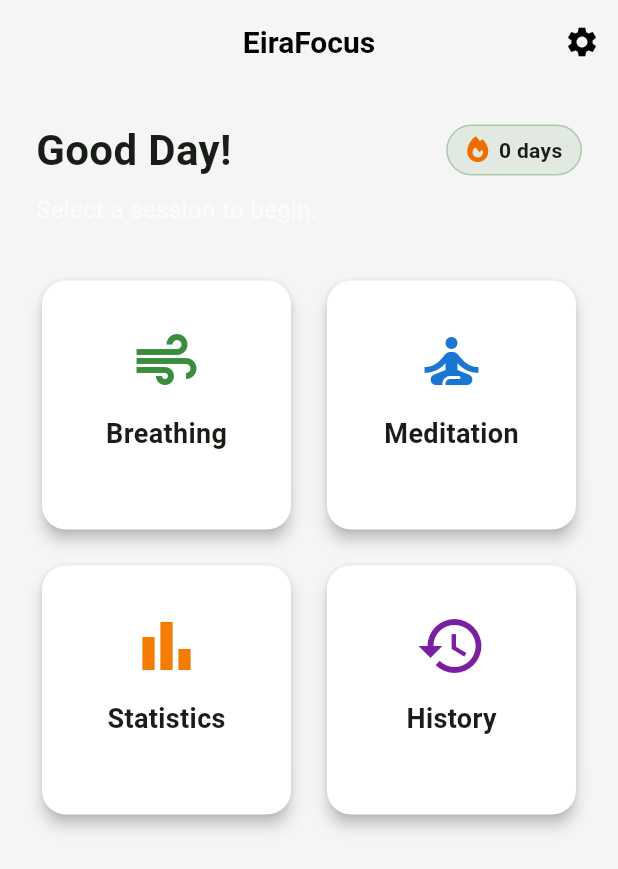
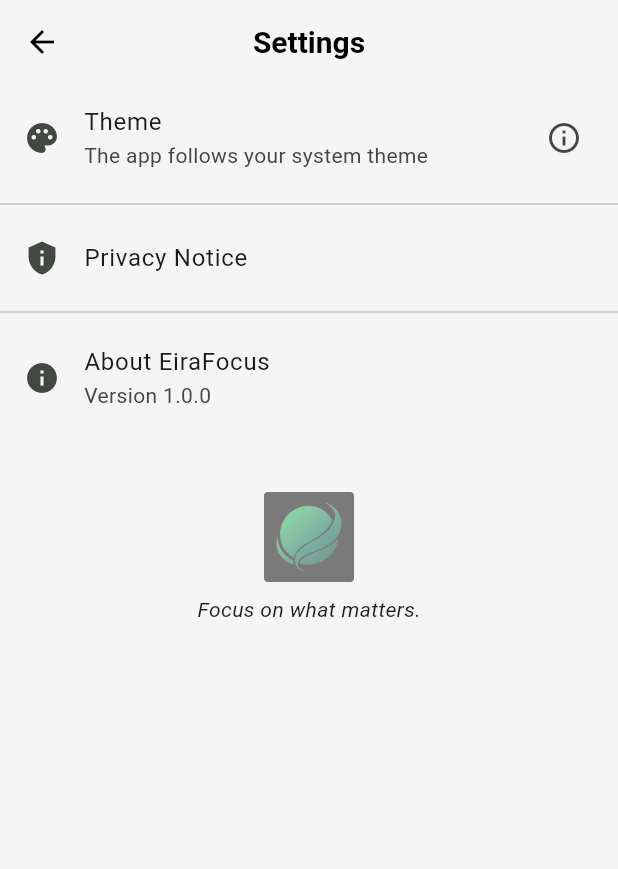
Before and after one commit to eirafocus/eirafocus, a Flutter app: the DashboardScreen screen opened directly, after a tap on the "settings" icon, on a phone screen of 412 x 824 dp. Shown: the top 869 px of the screen. Run offline on Flutter 3.47's test engine with Material 3 defaults, Android fonts, the phone set to English and light mode, and no system bars; our stand-ins replace fl_chart, flutter_riverpod, font_awesome_flutter, sqflite; accounts and stored records are empty; statements that could not run were skipped.

Commit message:
feat: settings screen with privacy notice and dashboard UI refinements

```diff
--- /dev/null
+++ b/lib/core/presentation/settings_screen.dart
@@ -0,0 +1,84 @@
+import 'package:flutter/material.dart';
+
+class SettingsScreen extends StatelessWidget {
+  const SettingsScreen({super.key});
+
+  @override
+  Widget build(BuildContext context) {
+    return Scaffold(
+      appBar: AppBar(title: const Text('Settings')),
+      body: ListView(
+        children: [
+          ListTile(
+            leading: const Icon(Icons.palette),
+            title: const Text('Theme'),
+            subtitle: const Text('The app follows your system theme'),
+            trailing: const Icon(Icons.info_outline),
+            onTap: () {
+              ScaffoldMessenger.of(context).showSnackBar(
+                const SnackBar(content: Text('EiraFocus automatically matches your device Light/Dark mode.')),
+              );
+            },
+          ),
+          const Divider(),
+          ListTile(
+            leading: const Icon(Icons.privacy_tip),
+            title: const Text('Privacy Notice'),
+            onTap: () => _showPrivacyNotice(context),
+          ),
+          const Divider(),
+          ListTile(
+            leading: const Icon(Icons.info),
+            title: const Text('About EiraFocus'),
+            subtitle: const Text('Version 1.0.0'),
+          ),
+          const SizedBox(height: 40),
+          Center(
+            child: Opacity(
+              opacity: 0.5,
+              child: Image.asset('assets/eirafocus.png', width: 60),
+            ),
+          ),
+          const Center(
+            child: Padding(
+              padding: EdgeInsets.all(8.0),
+              child: Text('Focus on what matters.', style: TextStyle(fontStyle: FontStyle.italic)),
+            ),
+          ),
+        ],
+      ),
+    );
+  }
+
+  void _showPrivacyNotice(BuildContext context) {
+    showDialog(
+      context: context,
+      builder: (context) => AlertDialog(
+        title: const Text('Privacy Notice'),
+        content: const SingleChildScrollView(
+          child: Text(
+            'EiraFocus is built with privacy as a priority.
+
+'
+            '• All your session data (breathing and meditation history) is stored locally on your device.
+'
+            '• No data is ever uploaded to a server or shared with third parties.
+'
+            '• The app works entirely offline.
+'
+            '• No analytics tracking is performed.
+
+'
+            'Your data, your peace of mind.',
+          ),
+        ),
+        actions: [
+          TextButton(
+            onPressed: () => Navigator.pop(context),
+            child: const Text('CLOSE'),
+          ),
+        ],
+      ),
+    );
+  }
+}
--- a/lib/features/dashboard/presentation/dashboard_screen.dart
+++ b/lib/features/dashboard/presentation/dashboard_screen.dart
@@ -4,6 +4,7 @@
 import 'package:eirafocus/features/meditation/presentation/meditation_screen.dart';
 import 'package:eirafocus/features/analytics/presentation/analytics_screen.dart';
 import 'package:eirafocus/features/analytics/presentation/history_screen.dart';
+import 'package:eirafocus/core/presentation/settings_screen.dart';
 import 'package:eirafocus/core/data/database_helper.dart';
 
 class DashboardScreen extends StatefulWidget {
@@ -38,7 +39,11 @@
         title: const Text('EiraFocus'),
         actions: [
           IconButton(
-            onPressed: () {},
+            onPressed: () {
+              Navigator.of(context).push(
+                MaterialPageRoute(builder: (context) => const SettingsScreen()),
+              );
+            },
             icon: const Icon(Icons.settings),
           ),
         ],
@@ -61,7 +66,7 @@
             const SizedBox(height: 8),
             const Text(
               'Select a session to begin.',
-              style: TextStyle(fontSize: 16, color: Colors.white70),
+              style: TextStyle(fontSize: 16, color: Theme.of(context).colorScheme.onSurface.withOpacity(0.7)),
             ),
             const SizedBox(height: 32),
             Expanded(
```
